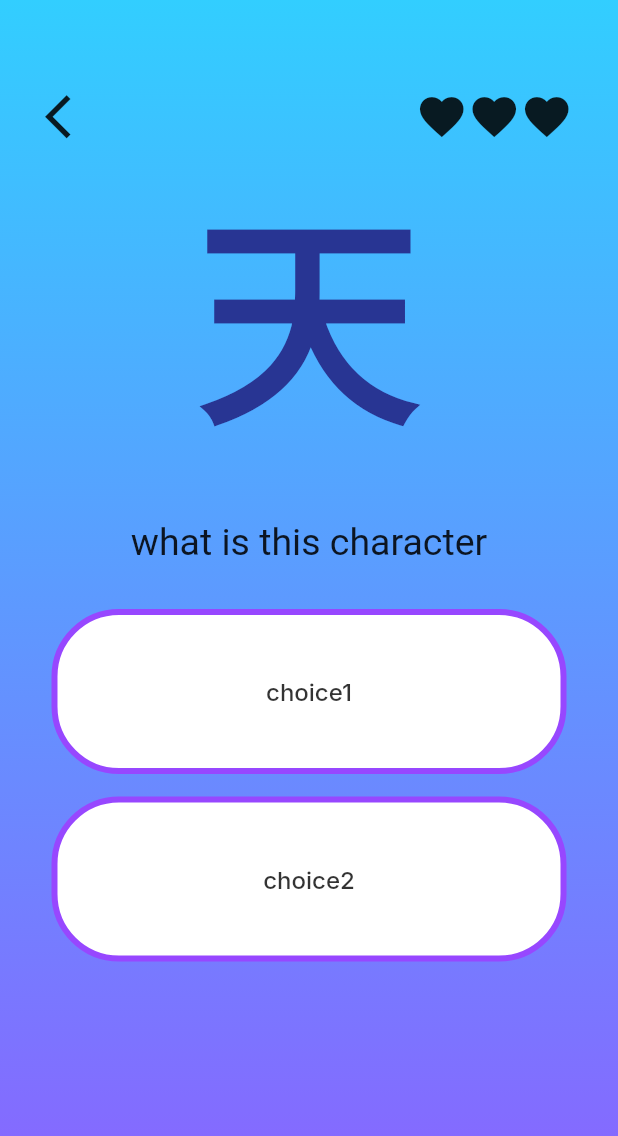
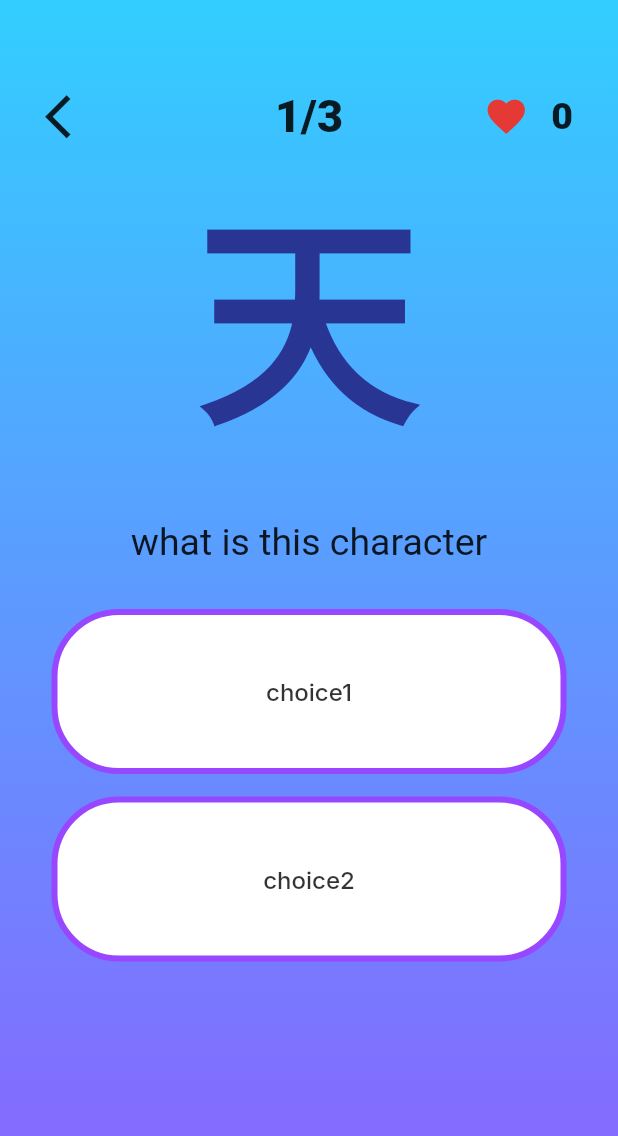
Before and after one commit to Green-Archive/flutter_burnner, a Flutter app: the EasyPlay screen opened by its route, on a phone screen of 412 x 824 dp. Shown: the top 1136 px of the screen. Run offline on Flutter 3.47's test engine with Material 2 defaults, Android fonts, the phone set to English and light mode, and no system bars; our stand-ins replace firebase_auth, firebase_core, google_fonts; accounts and stored records are empty; network calls fail.

Commit message:
Providers

```diff
--- a/lib/components/theme_app.dart
+++ b/lib/components/theme_app.dart
@@ -33,7 +33,7 @@ class ThemeApp {
           color: Colors.white,
           borderRadius: BorderRadius.circular(15),
           border: Border.all(
-            color: const Color(0xff9747FF),
+            color: violetTheme,
             width: 4.0,
           ),
         ),
@@ -56,6 +56,34 @@ class ThemeApp {
       ),
     );
   }
+
+  static Container NomalButtonShape(
+      {required BuildContext context,required double widthButton,required double heightButton, required String textDisplay}) {
+
+
+
+    return Container(
+      decoration: BoxDecoration(
+        color: Colors.white,
+        borderRadius: BorderRadius.circular(45.0),
+        border: Border.all(
+          color: ThemeApp.violetTheme,
+          width: 4.0,
+        ),
+      ),
+      width: MediaQuery.of(context).size.width / widthButton,
+      padding: EdgeInsets.all(20.0),
+      height: heightButton,
+      alignment: AlignmentDirectional.center,
+      child: Text('${textDisplay}',
+          textAlign: TextAlign.center,
+          style: GoogleFonts.inter(
+              fontSize: 16,
+              fontWeight: FontWeight.w500,
+              color: Colors.black.withOpacity(0.8)))
+    );
+  }
+
 }
 
 class BackToTheFuture extends StatelessWidget {
--- a/lib/pages/easy_play.dart
+++ b/lib/pages/easy_play.dart
@@ -1,10 +1,17 @@
 import 'package:flutter/material.dart';
 import 'package:flutter_burnner/components/normal_button.dart';
 import 'package:flutter_burnner/components/theme_app.dart';
+import 'package:flutter_burnner/providers/counter_provider.dart';
+import 'package:provider/provider.dart';
 
-class EasyPlay extends StatelessWidget {
-  const EasyPlay({super.key});
+class EasyPlay extends StatefulWidget {
+  EasyPlay({super.key});
 
+  @override
+  _EasyPlayState createState() => _EasyPlayState();
+}
+
+class _EasyPlayState extends State<EasyPlay> {
   @override
   Widget build(BuildContext context) {
     return Scaffold(
@@ -21,24 +28,30 @@ class EasyPlay extends StatelessWidget {
                 mainAxisAlignment: MainAxisAlignment.center,
                 children: [
                   Expanded(child: BackToTheFuture()),
-                  Container(),
+                  Container(
+                      child: Center(
+                          child: Text('1/3',
+                              style: TextStyle(
+                                fontSize: 30,
+                                fontWeight: FontWeight.w800,
+                              )))),
                   Expanded(
                     child: Row(
                       mainAxisAlignment: MainAxisAlignment.end,
-
                       children: [
                         Icon(
                           Icons.favorite,
-                          size: 35,
+                          color: Colors.red[600],
+                          size: 30,
                         ),
-                        Icon(
-                          Icons.favorite,
-                          size: 35,
+                        SizedBox(
+                          width: 15,
                         ),
-                        Icon(
-                          Icons.favorite,
-                          size: 35,
-                        ),
+                        Text('${context.watch<Counter>().count}',
+                            style: TextStyle(
+                              fontSize: 25,
+                              fontWeight: FontWeight.w800,
+                            ))
                       ],
                     ),
                   ),
@@ -62,9 +75,29 @@ class EasyPlay extends StatelessWidget {
                   fontWeight: FontWeight.w400,
                 )),
             const SizedBox(height: 30),
-            NormalButton('choice1', 1.2, 110, '/select-difficulty'),
+            InkWell(
+              onTap: () {
+                context.read<Counter>().increase();
+                print(context.read<Counter>().count);
+                // Navigator.pushNamed(context, '/select-difficulty');
+              },
+              child: ThemeApp.NomalButtonShape(
+                  context: context,
+                  widthButton: 1.2,
+                  heightButton: 110,
+                  textDisplay: 'choice1'),
+            ),
             const SizedBox(height: 15),
-            NormalButton('choice2', 1.2, 110, '/select-difficulty'),
+            InkWell(
+              onTap: () {
+                Navigator.pushNamed(context, '/select-difficulty');
+              },
+              child: ThemeApp.NomalButtonShape(
+                  context: context,
+                  widthButton: 1.2,
+                  heightButton: 110,
+                  textDisplay: 'choice2'),
+            )
           ],
         ),
       ),
@@ -105,3 +138,12 @@ class DividerExample extends StatelessWidget {
     );
   }
 }
+
+class Count extends StatelessWidget {
+  const Count({super.key});
+
+  @override
+  Widget build(BuildContext context) {
+    return Text('${context.watch<Counter>().count}');
+  }
+}
--- a/lib/pages/home_screen.dart
+++ b/lib/pages/home_screen.dart
@@ -28,8 +28,9 @@ class HomeScreen extends StatelessWidget {
                   children: [
                     Column(mainAxisSize: MainAxisSize.max, children: [
                       Text(
-                        'Hello, ${user.email?.substring(0, 5)}',
+                        'Hello, \n${user.email?.substring(0, 10)}',
                         style: TextStyle(
+
                           fontFamily: 'Inter-Light',
                           fontSize: 24,
                           fontWeight: FontWeight.w400,
--- a/lib/pages/login_screen.dart
+++ b/lib/pages/login_screen.dart
@@ -121,6 +121,11 @@ class _LoginScreenState extends State<LoginScreen> {
   }
 
   Future signIn() async{
+
+    showDialog(context: context,
+        barrierDismissible: false,
+        builder: (context) => Center(child: CircularProgressIndicator()));
+
     await _auth.signInWithEmailAndPassword(
         email: emailController.text.trim(),
         password: passwordController.text.trim()
--- /dev/null
+++ b/lib/providers/counter_provider.dart
@@ -0,0 +1,14 @@
+import 'package:flutter/cupertino.dart';
+
+class Counter with ChangeNotifier {
+
+  int _count = 0;
+
+  int get count => _count;
+
+  void increase() {
+    _count++;
+    notifyListeners();
+  }
+
+}
```
Also changed, not shown: lib/main.dart (+19 -4 lines).
